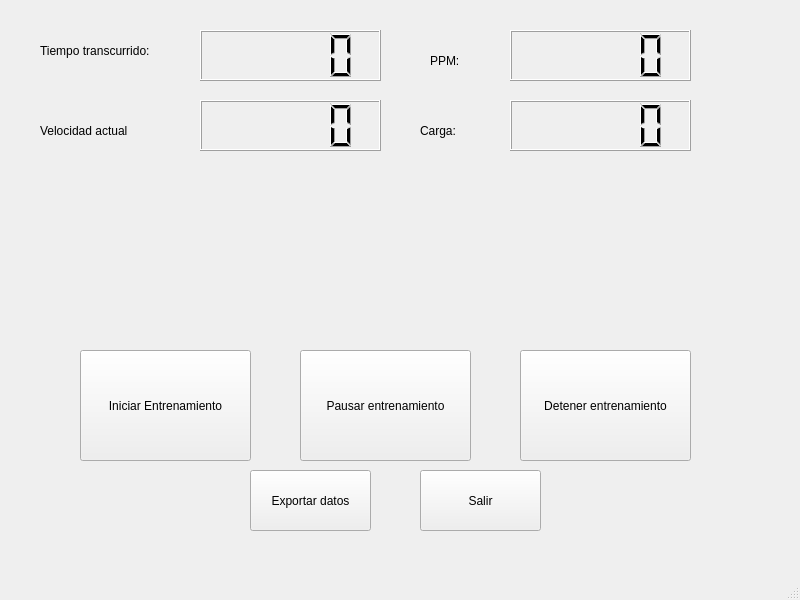
JorgeGuerra99/software_sport_bike, file cardiowindow.ui: the form before one commit.
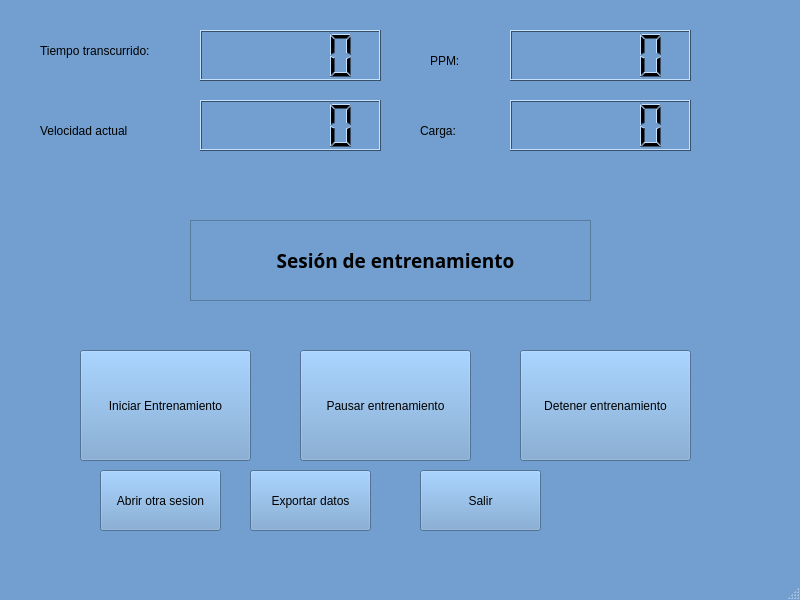
The form after the commit.

```diff
--- a/cardiowindow.ui
+++ b/cardiowindow.ui
@@ -10,6 +10,448 @@
     <height>600</height>
    </rect>
   </property>
+  <property name="palette">
+   <palette>
+    <active>
+     <colorrole role="WindowText">
+      <brush brushstyle="SolidPattern">
+       <color alpha="255">
+        <red>0</red>
+        <green>0</green>
+        <blue>0</blue>
+       </color>
+      </brush>
+     </colorrole>
+     <colorrole role="Button">
+      <brush brushstyle="SolidPattern">
+       <color alpha="255">
+        <red>114</red>
+        <green>159</green>
+        <blue>207</blue>
+       </color>
+      </brush>
+     </colorrole>
+     <colorrole role="Light">
+      <brush brushstyle="SolidPattern">
+       <color alpha="255">
+        <red>196</red>
+        <green>225</green>
+        <blue>255</blue>
+       </color>
+      </brush>
+     </colorrole>
+     <colorrole role="Midlight">
+      <brush brushstyle="SolidPattern">
+       <color alpha="255">
+        <red>155</red>
+        <green>192</green>
+        <blue>231</blue>
+       </color>
+      </brush>
+     </colorrole>
+     <colorrole role="Dark">
+      <brush brushstyle="SolidPattern">
+       <color alpha="255">
+        <red>57</red>
+        <green>79</green>
+        <blue>103</blue>
+       </color>
+      </brush>
+     </colorrole>
+     <colorrole role="Mid">
+      <brush brushstyle="SolidPattern">
+       <color alpha="255">
+        <red>76</red>
+        <green>106</green>
+        <blue>138</blue>
+       </color>
+      </brush>
+     </colorrole>
+     <colorrole role="Text">
+      <brush brushstyle="SolidPattern">
+       <color alpha="255">
+        <red>0</red>
+        <green>0</green>
+        <blue>0</blue>
+       </color>
+      </brush>
+     </colorrole>
+     <colorrole role="BrightText">
+      <brush brushstyle="SolidPattern">
+       <color alpha="255">
+        <red>255</red>
+        <green>255</green>
+        <blue>255</blue>
+       </color>
+      </brush>
+     </colorrole>
+     <colorrole role="ButtonText">
+      <brush brushstyle="SolidPattern">
+       <color alpha="255">
+        <red>0</red>
+        <green>0</green>
+        <blue>0</blue>
+       </color>
+      </brush>
+     </colorrole>
+     <colorrole role="Base">
+      <brush brushstyle="SolidPattern">
+       <color alpha="255">
+        <red>255</red>
+        <green>255</green>
+        <blue>255</blue>
+       </color>
+      </brush>
+     </colorrole>
+     <colorrole role="Window">
+      <brush brushstyle="SolidPattern">
+       <color alpha="255">
+        <red>114</red>
+        <green>159</green>
+        <blue>207</blue>
+       </color>
+      </brush>
+     </colorrole>
+     <colorrole role="Shadow">
+      <brush brushstyle="SolidPattern">
+       <color alpha="255">
+        <red>0</red>
+        <green>0</green>
+        <blue>0</blue>
+       </color>
+      </brush>
+     </colorrole>
+     <colorrole role="AlternateBase">
+      <brush brushstyle="SolidPattern">
+       <color alpha="255">
+        <red>184</red>
+        <green>207</green>
+        <blue>231</blue>
+       </color>
+      </brush>
+     </colorrole>
+     <colorrole role="ToolTipBase">
+      <brush brushstyle="SolidPattern">
+       <color alpha="255">
+        <red>255</red>
+        <green>255</green>
+        <blue>220</blue>
+       </color>
+      </brush>
+     </colorrole>
+     <colorrole role="ToolTipText">
+      <brush brushstyle="SolidPattern">
+       <color alpha="255">
+        <red>0</red>
+        <green>0</green>
+        <blue>0</blue>
+       </color>
+      </brush>
+     </colorrole>
+     <colorrole role="PlaceholderText">
+      <brush brushstyle="SolidPattern">
+       <color alpha="128">
+        <red>0</red>
+        <green>0</green>
+        <blue>0</blue>
+       </color>
+      </brush>
+     </colorrole>
+    </active>
+    <inactive>
+     <colorrole role="WindowText">
+      <brush brushstyle="SolidPattern">
+       <color alpha="255">
+        <red>0</red>
+        <green>0</green>
+        <blue>0</blue>
+       </color>
+      </brush>
+     </colorrole>
+     <colorrole role="Button">
+      <brush brushstyle="SolidPattern">
+       <color alpha="255">
+        <red>114</red>
+        <green>159</green>
+        <blue>207</blue>
+       </color>
+      </brush>
+     </colorrole>
+     <colorrole role="Light">
+      <brush brushstyle="SolidPattern">
+       <color alpha="255">
+        <red>196</red>
+        <green>225</green>
+        <blue>255</blue>
+       </color>
+      </brush>
+     </colorrole>
+     <colorrole role="Midlight">
+      <brush brushstyle="SolidPattern">
+       <color alpha="255">
+        <red>155</red>
+        <green>192</green>
+        <blue>231</blue>
+       </color>
+      </brush>
+     </colorrole>
+     <colorrole role="Dark">
+      <brush brushstyle="SolidPattern">
+       <color alpha="255">
+        <red>57</red>
+        <green>79</green>
+        <blue>103</blue>
+       </color>
+      </brush>
+     </colorrole>
+     <colorrole role="Mid">
+      <brush brushstyle="SolidPattern">
+       <color alpha="255">
+        <red>76</red>
+        <green>106</green>
+        <blue>138</blue>
+       </color>
+      </brush>
+     </colorrole>
+     <colorrole role="Text">
+      <brush brushstyle="SolidPattern">
+       <color alpha="255">
+        <red>0</red>
+        <green>0</green>
+        <blue>0</blue>
+       </color>
+      </brush>
+     </colorrole>
+     <colorrole role="BrightText">
+      <brush brushstyle="SolidPattern">
+       <color alpha="255">
+        <red>255</red>
+        <green>255</green>
+        <blue>255</blue>
+       </color>
+      </brush>
+     </colorrole>
+     <colorrole role="ButtonText">
+      <brush brushstyle="SolidPattern">
+       <color alpha="255">
+        <red>0</red>
+        <green>0</green>
+        <blue>0</blue>
+       </color>
+      </brush>
+     </colorrole>
+     <colorrole role="Base">
+      <brush brushstyle="SolidPattern">
+       <color alpha="255">
+        <red>255</red>
+        <green>255</green>
+        <blue>255</blue>
+       </color>
+      </brush>
+     </colorrole>
+     <colorrole role="Window">
+      <brush brushstyle="SolidPattern">
+       <color alpha="255">
+        <red>114</red>
+        <green>159</green>
+        <blue>207</blue>
+       </color>
+      </brush>
+     </colorrole>
+     <colorrole role="Shadow">
+      <brush brushstyle="SolidPattern">
+       <color alpha="255">
+        <red>0</red>
+        <green>0</green>
+        <blue>0</blue>
+       </color>
+      </brush>
+     </colorrole>
+     <colorrole role="AlternateBase">
+      <brush brushstyle="SolidPattern">
+       <color alpha="255">
+        <red>184</red>
+        <green>207</green>
+        <blue>231</blue>
+       </color>
+      </brush>
+     </colorrole>
+     <colorrole role="ToolTipBase">
+      <brush brushstyle="SolidPattern">
+       <color alpha="255">
+        <red>255</red>
+        <green>255</green>
+        <blue>220</blue>
+       </color>
+      </brush>
+     </colorrole>
+     <colorrole role="ToolTipText">
+      <brush brushstyle="SolidPattern">
+       <color alpha="255">
+        <red>0</red>
+        <green>0</green>
+        <blue>0</blue>
+       </color>
+      </brush>
+     </colorrole>
+     <colorrole role="PlaceholderText">
+      <brush brushstyle="SolidPattern">
+       <color alpha="128">
+        <red>0</red>
+        <green>0</green>
+        <blue>0</blue>
+       </color>
+      </brush>
+     </colorrole>
+    </inactive>
+    <disabled>
+     <colorrole role="WindowText">
+      <brush brushstyle="SolidPattern">
+       <color alpha="255">
+        <red>57</red>
+        <green>79</green>
+        <blue>103</blue>
+       </color>
+      </brush>
+     </colorrole>
+     <colorrole role="Button">
+      <brush brushstyle="SolidPattern">
+       <color alpha="255">
+        <red>114</red>
+        <green>159</green>
+        <blue>207</blue>
+       </color>
+      </brush>
+     </colorrole>
+     <colorrole role="Light">
+      <brush brushstyle="SolidPattern">
+       <color alpha="255">
+        <red>196</red>
+        <green>225</green>
+        <blue>255</blue>
+       </color>
+      </brush>
+     </colorrole>
+     <colorrole role="Midlight">
+      <brush brushstyle="SolidPattern">
+       <color alpha="255">
+        <red>155</red>
+        <green>192</green>
+        <blue>231</blue>
+       </color>
+      </brush>
+     </colorrole>
+     <colorrole role="Dark">
+      <brush brushstyle="SolidPattern">
+       <color alpha="255">
+        <red>57</red>
+        <green>79</green>
+        <blue>103</blue>
+       </color>
+      </brush>
+     </colorrole>
+     <colorrole role="Mid">
+      <brush brushstyle="SolidPattern">
+       <color alpha="255">
+        <red>76</red>
+        <green>106</green>
+        <blue>138</blue>
+       </color>
+      </brush>
+     </colorrole>
+     <colorrole role="Text">
+      <brush brushstyle="SolidPattern">
+       <color alpha="255">
+        <red>57</red>
+        <green>79</green>
+        <blue>103</blue>
+       </color>
+      </brush>
+     </colorrole>
+     <colorrole role="BrightText">
+      <brush brushstyle="SolidPattern">
+       <color alpha="255">
+        <red>255</red>
+        <green>255</green>
+        <blue>255</blue>
+       </color>
+      </brush>
+     </colorrole>
+     <colorrole role="ButtonText">
+      <brush brushstyle="SolidPattern">
+       <color alpha="255">
+        <red>57</red>
+        <green>79</green>
+        <blue>103</blue>
+       </color>
+      </brush>
+     </colorrole>
+     <colorrole role="Base">
+      <brush brushstyle="SolidPattern">
+       <color alpha="255">
+        <red>114</red>
+        <green>159</green>
+        <blue>207</blue>
+       </color>
+      </brush>
+     </colorrole>
+     <colorrole role="Window">
+      <brush brushstyle="SolidPattern">
+       <color alpha="255">
+        <red>114</red>
+        <green>159</green>
+        <blue>207</blue>
+       </color>
+      </brush>
+     </colorrole>
+     <colorrole role="Shadow">
+      <brush brushstyle="SolidPattern">
+       <color alpha="255">
+        <red>0</red>
+        <green>0</green>
+        <blue>0</blue>
+       </color>
+      </brush>
+     </colorrole>
+     <colorrole role="AlternateBase">
+      <brush brushstyle="SolidPattern">
+       <color alpha="255">
+        <red>114</red>
+        <green>159</green>
+        <blue>207</blue>
+       </color>
+      </brush>
+     </colorrole>
+     <colorrole role="ToolTipBase">
+      <brush brushstyle="SolidPattern">
+       <color alpha="255">
+        <red>255</red>
+        <green>255</green>
+        <blue>220</blue>
+       </color>
+      </brush>
+     </colorrole>
+     <colorrole role="ToolTipText">
+      <brush brushstyle="SolidPattern">
+       <color alpha="255">
+        <red>0</red>
+        <green>0</green>
+        <blue>0</blue>
+       </color>
+      </brush>
+     </colorrole>
+     <colorrole role="PlaceholderText">
+      <brush brushstyle="SolidPattern">
+       <color alpha="128">
+        <red>0</red>
+        <green>0</green>
+        <blue>0</blue>
+       </color>
+      </brush>
+     </colorrole>
+    </disabled>
+   </palette>
+  </property>
   <property name="windowTitle">
    <string>Sesión de entrenamiento: Cardio</string>
   </property>
@@ -62,6 +504,70 @@
       <height>51</height>
      </rect>
     </property>
+    <property name="palette">
+     <palette>
+      <active>
+       <colorrole role="Text">
+        <brush brushstyle="SolidPattern">
+         <color alpha="255">
+          <red>255</red>
+          <green>255</green>
+          <blue>255</blue>
+         </color>
+        </brush>
+       </colorrole>
+       <colorrole role="PlaceholderText">
+        <brush brushstyle="NoBrush">
+         <color alpha="128">
+          <red>255</red>
+          <green>255</green>
+          <blue>255</blue>
+         </color>
+        </brush>
+       </colorrole>
+      </active>
+      <inactive>
+       <colorrole role="Text">
+        <brush brushstyle="SolidPattern">
+         <color alpha="255">
+          <red>255</red>
+          <green>255</green>
+          <blue>255</blue>
+         </color>
+        </brush>
+       </colorrole>
+       <colorrole role="PlaceholderText">
+        <brush brushstyle="NoBrush">
+         <color alpha="128">
+          <red>255</red>
+          <green>255</green>
+          <blue>255</blue>
+         </color>
+        </brush>
+       </colorrole>
+      </inactive>
+      <disabled>
+       <colorrole role="Text">
+        <brush brushstyle="SolidPattern">
+         <color alpha="255">
+          <red>57</red>
+          <green>79</green>
+          <blue>103</blue>
+         </color>
+        </brush>
+       </colorrole>
+       <colorrole role="PlaceholderText">
+        <brush brushstyle="NoBrush">
+         <color alpha="128">
+          <red>255</red>
+          <green>255</green>
+          <blue>255</blue>
+         </color>
+        </brush>
+       </colorrole>
+      </disabled>
+     </palette>
+    </property>
    </widget>
    <widget class="QLabel" name="label">
     <property name="geometry">
@@ -171,6 +677,505 @@
      <string>Salir</string>
     </property>
    </widget>
+   <widget class="QFrame" name="frame">
+    <property name="geometry">
+     <rect>
+      <x>190</x>
+      <y>220</y>
+      <width>401</width>
+      <height>81</height>
+     </rect>
+    </property>
+    <property name="frameShape">
+     <enum>QFrame::StyledPanel</enum>
+    </property>
+    <property name="frameShadow">
+     <enum>QFrame::Raised</enum>
+    </property>
+    <widget class="QLabel" name="label_5">
+     <property name="geometry">
+      <rect>
+       <x>20</x>
+       <y>10</y>
+       <width>371</width>
+       <height>61</height>
+      </rect>
+     </property>
+     <property name="palette">
+      <palette>
+       <active>
+        <colorrole role="WindowText">
+         <brush brushstyle="SolidPattern">
+          <color alpha="255">
+           <red>0</red>
+           <green>0</green>
+           <blue>0</blue>
+          </color>
+         </brush>
+        </colorrole>
+        <colorrole role="Button">
+         <brush brushstyle="SolidPattern">
+          <color alpha="255">
+           <red>114</red>
+           <green>159</green>
+           <blue>207</blue>
+          </color>
+         </brush>
+        </colorrole>
+        <colorrole role="Light">
+         <brush brushstyle="SolidPattern">
+          <color alpha="255">
+           <red>196</red>
+           <green>225</green>
+           <blue>255</blue>
+          </color>
+         </brush>
+        </colorrole>
+        <colorrole role="Midlight">
+         <brush brushstyle="SolidPattern">
+          <color alpha="255">
+           <red>155</red>
+           <green>192</green>
+           <blue>231</blue>
+          </color>
+         </brush>
+        </colorrole>
+        <colorrole role="Dark">
+         <brush brushstyle="SolidPattern">
+          <color alpha="255">
+           <red>57</red>
+           <green>79</green>
+           <blue>103</blue>
+          </color>
+         </brush>
+        </colorrole>
+        <colorrole role="Mid">
+         <brush brushstyle="SolidPattern">
+          <color alpha="255">
+           <red>76</red>
+           <green>106</green>
+           <blue>138</blue>
+          </color>
+         </brush>
+        </colorrole>
+        <colorrole role="Text">
+         <brush brushstyle="SolidPattern">
+          <color alpha="255">
+           <red>0</red>
+           <green>0</green>
+           <blue>0</blue>
+          </color>
+         </brush>
+        </colorrole>
+        <colorrole role="BrightText">
+         <brush brushstyle="SolidPattern">
+          <color alpha="255">
+           <red>255</red>
+           <green>255</green>
+           <blue>255</blue>
+          </color>
+         </brush>
+        </colorrole>
+        <colorrole role="ButtonText">
+         <brush brushstyle="SolidPattern">
+          <color alpha="255">
+           <red>0</red>
+           <green>0</green>
+           <blue>0</blue>
+          </color>
+         </brush>
+        </colorrole>
+        <colorrole role="Base">
+         <brush brushstyle="SolidPattern">
+          <color alpha="255">
+           <red>255</red>
+           <green>255</green>
+           <blue>255</blue>
+          </color>
+         </brush>
+        </colorrole>
+        <colorrole role="Window">
+         <brush brushstyle="SolidPattern">
+          <color alpha="255">
+           <red>114</red>
+           <green>159</green>
+           <blue>207</blue>
+          </color>
+         </brush>
+        </colorrole>
+        <colorrole role="Shadow">
+         <brush brushstyle="SolidPattern">
+          <color alpha="255">
+           <red>0</red>
+           <green>0</green>
+           <blue>0</blue>
+          </color>
+         </brush>
+        </colorrole>
+        <colorrole role="AlternateBase">
+         <brush brushstyle="SolidPattern">
+          <color alpha="255">
+           <red>184</red>
+           <green>207</green>
+           <blue>231</blue>
+          </color>
+         </brush>
+        </colorrole>
+        <colorrole role="ToolTipBase">
+         <brush brushstyle="SolidPattern">
+          <color alpha="255">
+           <red>255</red>
+           <green>255</green>
+           <blue>220</blue>
+          </color>
+         </brush>
+        </colorrole>
+        <colorrole role="ToolTipText">
+         <brush brushstyle="SolidPattern">
+          <color alpha="255">
+           <red>0</red>
+           <green>0</green>
+           <blue>0</blue>
+          </color>
+         </brush>
+        </colorrole>
+        <colorrole role="PlaceholderText">
+         <brush brushstyle="SolidPattern">
+          <color alpha="128">
+           <red>0</red>
+           <green>0</green>
+           <blue>0</blue>
+          </color>
+         </brush>
+        </colorrole>
+       </active>
+       <inactive>
+        <colorrole role="WindowText">
+         <brush brushstyle="SolidPattern">
+          <color alpha="255">
+           <red>0</red>
+           <green>0</green>
+           <blue>0</blue>
+          </color>
+         </brush>
+        </colorrole>
+        <colorrole role="Button">
+         <brush brushstyle="SolidPattern">
+          <color alpha="255">
+           <red>114</red>
+           <green>159</green>
+           <blue>207</blue>
+          </color>
+         </brush>
+        </colorrole>
+        <colorrole role="Light">
+         <brush brushstyle="SolidPattern">
+          <color alpha="255">
+           <red>196</red>
+           <green>225</green>
+           <blue>255</blue>
+          </color>
+         </brush>
+        </colorrole>
+        <colorrole role="Midlight">
+         <brush brushstyle="SolidPattern">
+          <color alpha="255">
+           <red>155</red>
+           <green>192</green>
+           <blue>231</blue>
+          </color>
+         </brush>
+        </colorrole>
+        <colorrole role="Dark">
+         <brush brushstyle="SolidPattern">
+          <color alpha="255">
+           <red>57</red>
+           <green>79</green>
+           <blue>103</blue>
+          </color>
+         </brush>
+        </colorrole>
+        <colorrole role="Mid">
+         <brush brushstyle="SolidPattern">
+          <color alpha="255">
+           <red>76</red>
+           <green>106</green>
+           <blue>138</blue>
+          </color>
+         </brush>
+        </colorrole>
+        <colorrole role="Text">
+         <brush brushstyle="SolidPattern">
+          <color alpha="255">
+           <red>0</red>
+           <green>0</green>
+           <blue>0</blue>
+          </color>
+         </brush>
+        </colorrole>
+        <colorrole role="BrightText">
+         <brush brushstyle="SolidPattern">
+          <color alpha="255">
+           <red>255</red>
+           <green>255</green>
+           <blue>255</blue>
+          </color>
+         </brush>
+        </colorrole>
+        <colorrole role="ButtonText">
+         <brush brushstyle="SolidPattern">
+          <color alpha="255">
+           <red>0</red>
+           <green>0</green>
+           <blue>0</blue>
+          </color>
+         </brush>
+        </colorrole>
+        <colorrole role="Base">
+         <brush brushstyle="SolidPattern">
+          <color alpha="255">
+           <red>255</red>
+           <green>255</green>
+           <blue>255</blue>
+          </color>
+         </brush>
+        </colorrole>
+        <colorrole role="Window">
+         <brush brushstyle="SolidPattern">
+          <color alpha="255">
+           <red>114</red>
+           <green>159</green>
+           <blue>207</blue>
+          </color>
+         </brush>
+        </colorrole>
+        <colorrole role="Shadow">
+         <brush brushstyle="SolidPattern">
+          <color alpha="255">
+           <red>0</red>
+           <green>0</green>
+           <blue>0</blue>
+          </color>
+         </brush>
+        </colorrole>
+        <colorrole role="AlternateBase">
+         <brush brushstyle="SolidPattern">
+          <color alpha="255">
+           <red>184</red>
+           <green>207</green>
+           <blue>231</blue>
+          </color>
+         </brush>
+        </colorrole>
+        <colorrole role="ToolTipBase">
+         <brush brushstyle="SolidPattern">
+          <color alpha="255">
+           <red>255</red>
+           <green>255</green>
+           <blue>220</blue>
+          </color>
+         </brush>
+        </colorrole>
+        <colorrole role="ToolTipText">
+         <brush brushstyle="SolidPattern">
+          <color alpha="255">
+           <red>0</red>
+           <green>0</green>
+           <blue>0</blue>
+          </color>
+         </brush>
+        </colorrole>
+        <colorrole role="PlaceholderText">
+         <brush brushstyle="SolidPattern">
+          <color alpha="128">
+           <red>0</red>
+           <green>0</green>
+           <blue>0</blue>
+          </color>
+         </brush>
+        </colorrole>
+       </inactive>
+       <disabled>
+        <colorrole role="WindowText">
+         <brush brushstyle="SolidPattern">
+          <color alpha="255">
+           <red>57</red>
+           <green>79</green>
+           <blue>103</blue>
+          </color>
+         </brush>
+        </colorrole>
+        <colorrole role="Button">
+         <brush brushstyle="SolidPattern">
+          <color alpha="255">
+           <red>114</red>
+           <green>159</green>
+           <blue>207</blue>
+          </color>
+         </brush>
+        </colorrole>
+        <colorrole role="Light">
+         <brush brushstyle="SolidPattern">
+          <color alpha="255">
+           <red>196</red>
+           <green>225</green>
+           <blue>255</blue>
+          </color>
+         </brush>
+        </colorrole>
+        <colorrole role="Midlight">
+         <brush brushstyle="SolidPattern">
+          <color alpha="255">
+           <red>155</red>
+           <green>192</green>
+           <blue>231</blue>
+          </color>
+         </brush>
+        </colorrole>
+        <colorrole role="Dark">
+         <brush brushstyle="SolidPattern">
+          <color alpha="255">
+           <red>57</red>
+           <green>79</green>
+           <blue>103</blue>
+          </color>
+         </brush>
+        </colorrole>
+        <colorrole role="Mid">
+         <brush brushstyle="SolidPattern">
+          <color alpha="255">
+           <red>76</red>
+           <green>106</green>
+           <blue>138</blue>
+          </color>
+         </brush>
+        </colorrole>
+        <colorrole role="Text">
+         <brush brushstyle="SolidPattern">
+          <color alpha="255">
+           <red>57</red>
+           <green>79</green>
+           <blue>103</blue>
+          </color>
+         </brush>
+        </colorrole>
+        <colorrole role="BrightText">
+         <brush brushstyle="SolidPattern">
+          <color alpha="255">
+           <red>255</red>
+           <green>255</green>
+           <blue>255</blue>
+          </color>
+         </brush>
+        </colorrole>
+        <colorrole role="ButtonText">
+         <brush brushstyle="SolidPattern">
+          <color alpha="255">
+           <red>57</red>
+           <green>79</green>
+           <blue>103</blue>
+          </color>
+         </brush>
+        </colorrole>
+        <colorrole role="Base">
+         <brush brushstyle="SolidPattern">
+          <color alpha="255">
+           <red>114</red>
+           <green>159</green>
+           <blue>207</blue>
+          </color>
+         </brush>
+        </colorrole>
+        <colorrole role="Window">
+         <brush brushstyle="SolidPattern">
+          <color alpha="255">
+           <red>114</red>
+           <green>159</green>
+           <blue>207</blue>
+          </color>
+         </brush>
+        </colorrole>
+        <colorrole role="Shadow">
+         <brush brushstyle="SolidPattern">
+          <color alpha="255">
+           <red>0</red>
+           <green>0</green>
+           <blue>0</blue>
+          </color>
+         </brush>
+        </colorrole>
+        <colorrole role="AlternateBase">
+         <brush brushstyle="SolidPattern">
+          <color alpha="255">
+           <red>114</red>
+           <green>159</green>
+           <blue>207</blue>
+          </color>
+         </brush>
+        </colorrole>
+        <colorrole role="ToolTipBase">
+         <brush brushstyle="SolidPattern">
+          <color alpha="255">
+           <red>255</red>
+           <green>255</green>
+           <blue>220</blue>
+          </color>
+         </brush>
+        </colorrole>
+        <colorrole role="ToolTipText">
+         <brush brushstyle="SolidPattern">
+          <color alpha="255">
+           <red>0</red>
+           <green>0</green>
+           <blue>0</blue>
+          </color>
+         </brush>
+        </colorrole>
+        <colorrole role="PlaceholderText">
+         <brush brushstyle="SolidPattern">
+          <color alpha="128">
+           <red>0</red>
+           <green>0</green>
+           <blue>0</blue>
+          </color>
+         </brush>
+        </colorrole>
+       </disabled>
+      </palette>
+     </property>
+     <property name="font">
+      <font>
+       <family>Source Code Pro</family>
+       <pointsize>14</pointsize>
+       <weight>75</weight>
+       <italic>false</italic>
+       <bold>true</bold>
+      </font>
+     </property>
+     <property name="text">
+      <string>Sesión de entrenamiento</string>
+     </property>
+     <property name="textFormat">
+      <enum>Qt::AutoText</enum>
+     </property>
+     <property name="alignment">
+      <set>Qt::AlignCenter</set>
+     </property>
+    </widget>
+   </widget>
+   <widget class="QPushButton" name="pushButton_6">
+    <property name="geometry">
+     <rect>
+      <x>100</x>
+      <y>470</y>
+      <width>121</width>
+      <height>61</height>
+     </rect>
+    </property>
+    <property name="text">
+     <string>Abrir otra sesion</string>
+    </property>
+   </widget>
   </widget>
   <widget class="QMenuBar" name="menubar">
    <property name="geometry">
```
